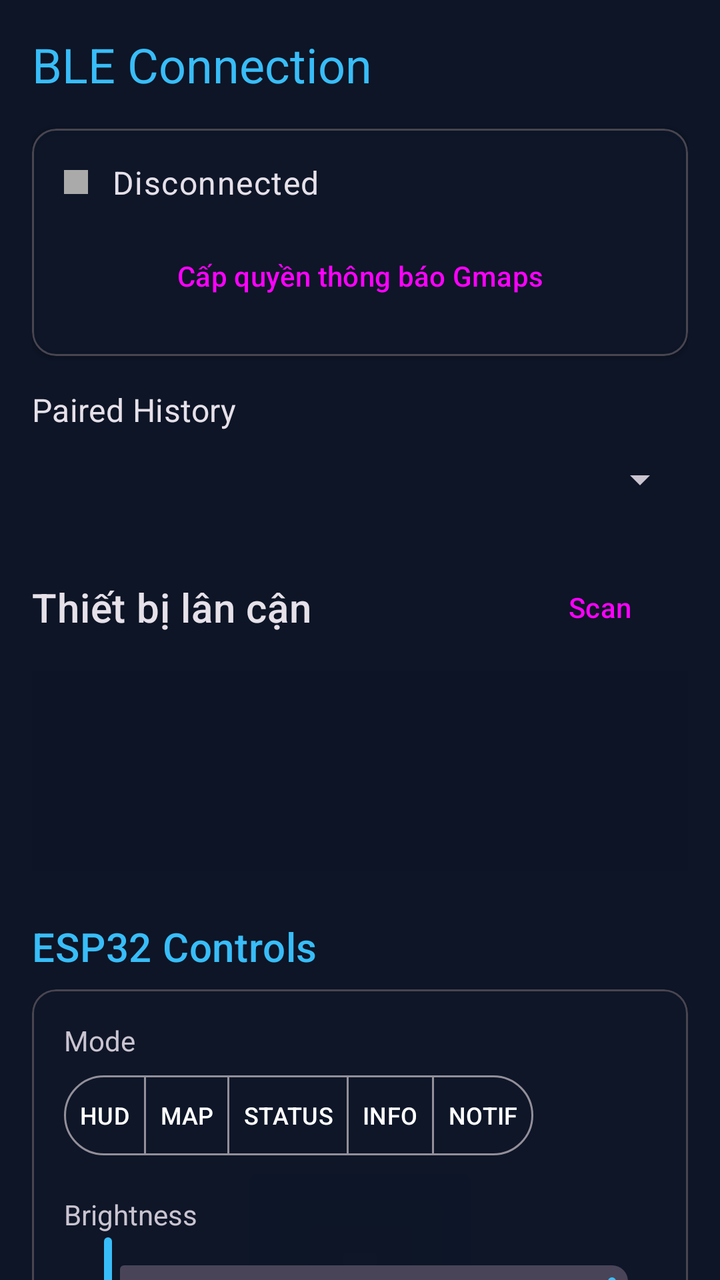
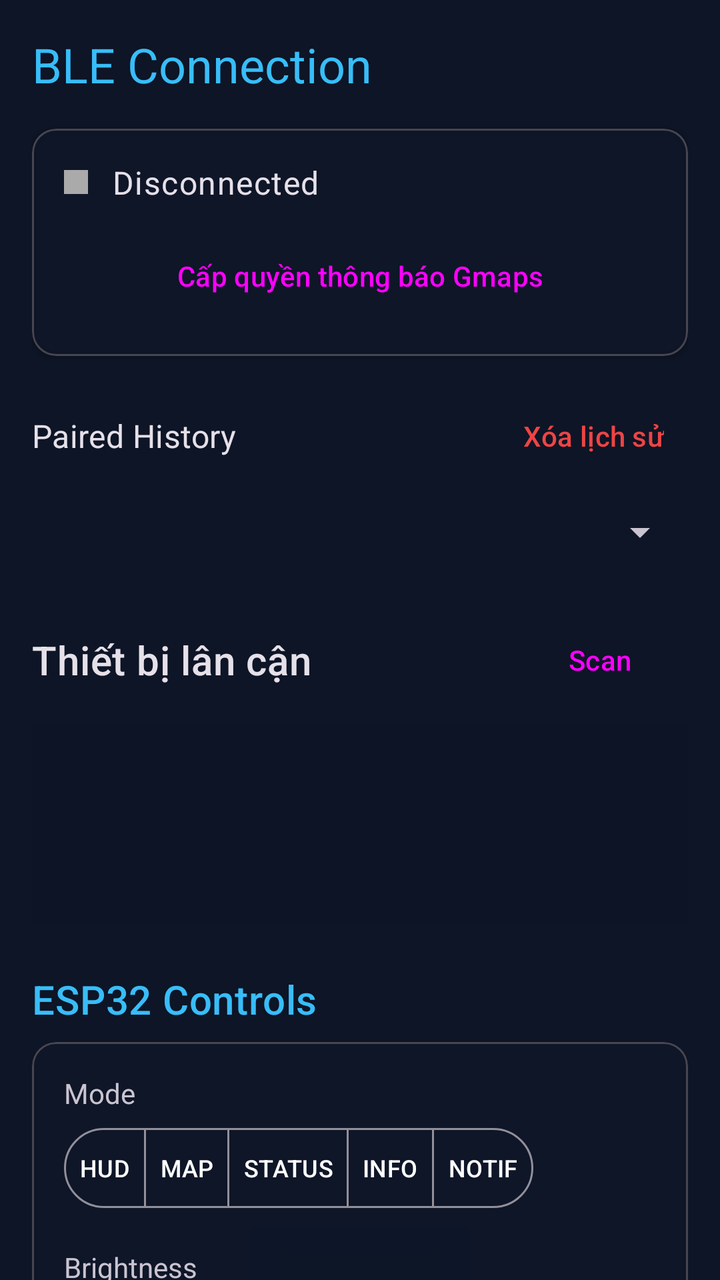

An Android layout rendered at two revisions. The XML below is the earlier revision; the diff shows what the commit changed to produce the second picture.
<!-- AndroidManifest.xml: application theme Theme.TYMAP -->
<!-- res/layout/fragment_connection.xml -->
<?xml version="1.0" encoding="utf-8"?>
<androidx.core.widget.NestedScrollView xmlns:android="http://schemas.android.com/apk/res/android"
    xmlns:app="http://schemas.android.com/apk/res-auto"
    android:layout_width="match_parent"
    android:layout_height="match_parent"
    android:background="?attr/colorSurface">

    <LinearLayout
        android:layout_width="match_parent"
        android:layout_height="wrap_content"
        android:orientation="vertical"
        android:padding="16dp">

        <TextView
            android:layout_width="wrap_content"
            android:layout_height="wrap_content"
            android:text="@string/ble_connection"
            android:textAppearance="?attr/textAppearanceHeadline5"
            android:textColor="?attr/colorPrimary" />

        
        <com.google.android.material.card.MaterialCardView
            android:id="@+id/cardStatus"
            android:layout_width="match_parent"
            android:layout_height="wrap_content"
            android:layout_marginTop="16dp"
            app:cardCornerRadius="12dp"
            app:cardElevation="2dp">

            <LinearLayout
                android:layout_width="match_parent"
                android:layout_height="wrap_content"
                android:orientation="vertical"
                android:padding="16dp">

                <LinearLayout
                    android:layout_width="match_parent"
                    android:layout_height="wrap_content"
                    android:gravity="center_vertical"
                    android:orientation="horizontal">

                    <View
                        android:id="@+id/statusIndicator"
                        android:layout_width="12dp"
                        android:layout_height="12dp"
                        android:background="@android:color/darker_gray" />

                    <TextView
                        android:id="@+id/statusText"
                        android:layout_width="0dp"
                        android:layout_height="wrap_content"
                        android:layout_marginStart="12dp"
                        android:layout_weight="1"
                        android:text="@string/disconnected"
                        android:textAppearance="?attr/textAppearanceBody1" />

                    <Button
                        android:id="@+id/btnDisconnect"
                        style="@style/Widget.Material3.Button.TextButton"
                        android:layout_width="wrap_content"
                        android:layout_height="wrap_content"
                        android:text="@string/disconnect"
                        android:visibility="gone" />
                </LinearLayout>

                <LinearLayout
                    android:id="@+id/layoutDeviceInfo"
                    android:layout_width="match_parent"
                    android:layout_height="wrap_content"
                    android:layout_marginTop="8dp"
                    android:orientation="vertical"
                    android:visibility="gone">

                    <TextView
                        android:id="@+id/tvDeviceName"
                        android:layout_width="wrap_content"
                        android:layout_height="wrap_content"
                        android:textAppearance="?attr/textAppearanceSubtitle1" />

                    <LinearLayout
                        android:layout_width="match_parent"
                        android:layout_height="wrap_content"
                        android:layout_marginTop="4dp"
                        android:orientation="horizontal">

                        <TextView
                            android:id="@+id/tvRssi"
                            android:layout_width="wrap_content"
                            android:layout_height="wrap_content"
                            android:text="RSSI: -- dBm" />

                        <TextView
                            android:id="@+id/tvVoltage"
                            android:layout_width="wrap_content"
                            android:layout_height="wrap_content"
                            android:layout_marginStart="16dp"
                            android:text="Battery: --V" />

                        <TextView
                            android:id="@+id/tvEspMode"
                            android:layout_width="wrap_content"
                            android:layout_height="wrap_content"
                            android:layout_marginStart="16dp"
                            android:text="Mode: --" />
                    </LinearLayout>
                </LinearLayout>

                <Button
                    android:id="@+id/btnNotificationAccess"
                    style="@style/Widget.Material3.Button.TonalButton"
                    android:layout_width="match_parent"
                    android:layout_height="wrap_content"
                    android:layout_marginTop="12dp"
                    android:text="Cấp quyền thông báo Gmaps"
                    app:icon="@drawable/ic_settings" />
            </LinearLayout>
        </com.google.android.material.card.MaterialCardView>

        
        <com.google.android.material.card.MaterialCardView
            android:id="@+id/cardHudPreview"
            android:layout_width="match_parent"
            android:layout_height="wrap_content"
            android:layout_marginTop="16dp"
            app:cardCornerRadius="12dp"
            app:cardElevation="4dp"
            app:strokeWidth="1dp"
            app:strokeColor="?attr/colorPrimary"
            android:visibility="gone">

            <LinearLayout
                android:layout_width="match_parent"
                android:layout_height="wrap_content"
                android:orientation="vertical"
                android:padding="16dp"
                android:background="#1A000000">

                <TextView
                    android:layout_width="wrap_content"
                    android:layout_height="wrap_content"
                    android:text="Dữ liệu HUD gửi ESP32"
                    android:textAppearance="?attr/textAppearanceOverline"
                    android:textColor="?attr/colorPrimary" />

                <LinearLayout
                    android:layout_width="match_parent"
                    android:layout_height="wrap_content"
                    android:layout_marginTop="8dp"
                    android:gravity="center_vertical"
                    android:orientation="horizontal">

                    <ImageView
                        android:id="@+id/ivHudIconPreview"
                        android:layout_width="64dp"
                        android:layout_height="64dp"
                        android:padding="8dp"
                        android:src="@drawable/ic_directions"
                        app:tint="?attr/colorPrimary" />

                    <LinearLayout
                        android:layout_width="0dp"
                        android:layout_height="wrap_content"
                        android:layout_marginStart="16dp"
                        android:layout_weight="1"
                        android:orientation="vertical">

                        <TextView
                            android:id="@+id/tvHudRoadPreview"
                            android:layout_width="wrap_content"
                            android:layout_height="wrap_content"
                            android:text="Tên đường"
                            android:textAppearance="?attr/textAppearanceHeadline6"
                            android:textStyle="bold" />

                        <TextView
                            android:id="@+id/tvHudDistPreview"
                            android:layout_width="wrap_content"
                            android:layout_height="wrap_content"
                            android:text="-- m"
                            android:textAppearance="?attr/textAppearanceSubtitle1" />
                    </LinearLayout>
                </LinearLayout>

                <View
                    android:layout_width="match_parent"
                    android:layout_height="1dp"
                    android:layout_marginVertical="12dp"
                    android:background="#22000000" />

                <LinearLayout
                    android:layout_width="match_parent"
                    android:layout_height="wrap_content"
                    android:orientation="horizontal">

                    <TextView
                        android:id="@+id/tvHudEtaPreview"
                        android:layout_width="0dp"
                        android:layout_height="wrap_content"
                        android:layout_weight="1"
                        android:text="ETA: --:--"
                        android:textAppearance="?attr/textAppearanceBody2" />

                    <TextView
                        android:id="@+id/tvHudEtePreview"
                        android:layout_width="wrap_content"
                        android:layout_height="wrap_content"
                        android:text="Còn lại: -- phút"
                        android:textAppearance="?attr/textAppearanceBody2" />
                </LinearLayout>
            </LinearLayout>
        </com.google.android.material.card.MaterialCardView>

        
        <TextView
            android:layout_width="wrap_content"
            android:layout_height="wrap_content"
            android:layout_marginTop="16dp"
            android:text="@string/paired_history"
            android:textAppearance="?attr/textAppearanceSubtitle1" />
        <Spinner
            android:id="@+id/spinnerHistory"
            android:layout_width="match_parent"
            android:layout_height="48dp" />

        <LinearLayout
            android:layout_width="match_parent"
            android:layout_height="wrap_content"
            android:layout_marginTop="16dp"
            android:gravity="center_vertical"
            android:orientation="horizontal">

            <TextView
                android:layout_width="0dp"
                android:layout_height="wrap_content"
                android:layout_weight="1"
                android:text="Thiết bị lân cận"
                android:textAppearance="?attr/textAppearanceHeadline6" />

            <ProgressBar
                android:id="@+id/scanProgress"
                android:layout_width="24dp"
                android:layout_height="24dp"
                android:layout_marginEnd="8dp"
                android:visibility="gone" />

            <Button
                android:id="@+id/btnScan"
                style="@style/Widget.Material3.Button.TonalButton"
                android:layout_width="wrap_content"
                android:layout_height="wrap_content"
                android:text="@string/scan" />
        </LinearLayout>

        <androidx.recyclerview.widget.RecyclerView
            android:id="@+id/rvDevices"
            android:layout_width="match_parent"
            android:layout_height="wrap_content"
            android:minHeight="100dp"
            android:layout_marginTop="8dp"
            android:background="#08000000"
            android:nestedScrollingEnabled="false" />

        
        <TextView
            android:layout_width="wrap_content"
            android:layout_height="wrap_content"
            android:layout_marginTop="24dp"
            android:text="@string/esp32_controls"
            android:textAppearance="?attr/textAppearanceHeadline6"
            android:textColor="?attr/colorPrimary" />

        <com.google.android.material.card.MaterialCardView
            android:layout_width="match_parent"
            android:layout_height="wrap_content"
            android:layout_marginTop="8dp"
            app:cardCornerRadius="12dp"
            app:cardElevation="1dp">

            <LinearLayout
                android:layout_width="match_parent"
                android:layout_height="wrap_content"
                android:orientation="vertical"
                android:padding="16dp">

                <TextView
                    android:layout_width="wrap_content"
                    android:layout_height="wrap_content"
                    android:text="@string/mode" />

                <HorizontalScrollView
                    android:layout_width="match_parent"
                    android:layout_height="wrap_content"
                    android:scrollbars="none"
                    android:overScrollMode="never"
                    android:layout_marginTop="4dp">

                    <com.google.android.material.button.MaterialButtonToggleGroup
                        android:id="@+id/toggleEspMode"
                        android:layout_width="wrap_content"
                        android:layout_height="wrap_content"
                        app:singleSelection="true">

                        <com.google.android.material.button.MaterialButton
                            android:id="@+id/btnHudMode"
                            style="@style/Widget.Material3.Button.OutlinedButton"
                            android:layout_width="wrap_content"
                            android:layout_height="wrap_content"
                            android:minWidth="0dp"
                            android:paddingHorizontal="8dp"
                            android:textSize="12sp"
                            android:text="HUD" />

                        <com.google.android.material.button.MaterialButton
                            android:id="@+id/btnMapMode"
                            style="@style/Widget.Material3.Button.OutlinedButton"
                            android:layout_width="wrap_content"
                            android:layout_height="wrap_content"
                            android:minWidth="0dp"
                            android:paddingHorizontal="8dp"
                            android:textSize="12sp"
                            android:text="MAP" />

                        <com.google.android.material.button.MaterialButton
                            android:id="@+id/btnStatusMode"
                            style="@style/Widget.Material3.Button.OutlinedButton"
                            android:layout_width="wrap_content"
                            android:layout_height="wrap_content"
                            android:minWidth="0dp"
                            android:paddingHorizontal="8dp"
                            android:textSize="12sp"
                            android:text="STATUS" />

                        <com.google.android.material.button.MaterialButton
                            android:id="@+id/btnInfoMode"
                            style="@style/Widget.Material3.Button.OutlinedButton"
                            android:layout_width="wrap_content"
                            android:layout_height="wrap_content"
                            android:minWidth="0dp"
                            android:paddingHorizontal="8dp"
                            android:textSize="12sp"
                            android:text="INFO" />

                        <com.google.android.material.button.MaterialButton
                            android:id="@+id/btnNotifMode"
                            style="@style/Widget.Material3.Button.OutlinedButton"
                            android:layout_width="wrap_content"
                            android:layout_height="wrap_content"
                            android:minWidth="0dp"
                            android:paddingHorizontal="8dp"
                            android:textSize="12sp"
                            android:text="NOTIF" />
                    </com.google.android.material.button.MaterialButtonToggleGroup>
                </HorizontalScrollView>

                <TextView
                    android:layout_width="wrap_content"
                    android:layout_height="wrap_content"
                    android:layout_marginTop="16dp"
                    android:text="@string/brightness" />

                <com.google.android.material.slider.Slider
                    android:id="@+id/sliderBrightness"
                    android:layout_width="match_parent"
                    android:layout_height="wrap_content"
                    android:valueFrom="0"
                    android:valueTo="100" />

                <Button
                    android:id="@+id/btnRefresh"
                    style="@style/Widget.Material3.Button.TextButton"
                    android:layout_width="wrap_content"
                    android:layout_height="wrap_content"
                    android:text="@string/refresh"
                    app:icon="@drawable/ic_layers" />

                <com.google.android.material.divider.MaterialDivider
                    android:layout_width="match_parent"
                    android:layout_height="wrap_content"
                    android:layout_marginVertical="8dp" />

                <TextView
                    android:id="@+id/tvAdvanced"
                    android:layout_width="match_parent"
                    android:layout_height="wrap_content"
                    android:clickable="true"
                    android:focusable="true"
                    android:text="@string/advanced_controls"
                    android:textAppearance="?attr/textAppearanceSubtitle2"
                    app:drawableEndCompat="@drawable/ic_add" />

                <LinearLayout
                    android:id="@+id/layoutAdvanced"
                    android:layout_width="match_parent"
                    android:layout_height="wrap_content"
                    android:orientation="vertical"
                    android:visibility="gone">

                    <Button
                        android:id="@+id/btnPing"
                        style="@style/Widget.Material3.Button.TextButton"
                        android:layout_width="wrap_content"
                        android:layout_height="wrap_content"
                        android:text="@string/ping" />

                    <Button
                        android:id="@+id/btnRestartEsp"
                        style="@style/Widget.Material3.Button.TextButton"
                        android:layout_width="wrap_content"
                        android:layout_height="wrap_content"
                        android:text="@string/restart_esp32"
                        android:textColor="?attr/colorError" />

                    <LinearLayout
                        android:layout_width="match_parent"
                        android:layout_height="wrap_content"
                        android:orientation="horizontal">
                        <Button
                            android:id="@+id/btnRemoteZoomIn"
                            style="@style/Widget.Material3.Button.TextButton"
                            android:layout_width="wrap_content"
                            android:layout_height="wrap_content"
                            android:text="Zoom In"
                            app:icon="@drawable/ic_add" />
                        <Button
                            android:id="@+id/btnRemoteZoomOut"
                            style="@style/Widget.Material3.Button.TextButton"
                            android:layout_width="wrap_content"
                            android:layout_height="wrap_content"
                            android:text="Zoom Out"
                            app:icon="@drawable/ic_remove" />
                    </LinearLayout>
                </LinearLayout>
            </LinearLayout>
        </com.google.android.material.card.MaterialCardView>

        
        <TextView
            android:layout_width="wrap_content"
            android:layout_height="wrap_content"
            android:layout_marginTop="24dp"
            android:text="@string/api_services"
            android:textAppearance="?attr/textAppearanceHeadline6"
            android:textColor="?attr/colorPrimary" />

        <androidx.recyclerview.widget.RecyclerView
            android:id="@+id/rvApiServices"
            android:layout_width="match_parent"
            android:layout_height="wrap_content"
            android:layout_marginTop="8dp" />

        
        <LinearLayout
            android:layout_width="match_parent"
            android:layout_height="wrap_content"
            android:layout_marginTop="24dp"
            android:gravity="center_vertical"
            android:orientation="horizontal">

            <TextView
                android:layout_width="0dp"
                android:layout_height="wrap_content"
                android:layout_weight="1"
                android:text="@string/event_log"
                android:textAppearance="?attr/textAppearanceHeadline6" />

            <com.google.android.material.switchmaterial.SwitchMaterial
                android:id="@+id/switchShowLog"
                android:layout_width="wrap_content"
                android:layout_height="wrap_content"
                android:checked="false"
                android:text="Hiện"
                android:textSize="12sp" />
        </LinearLayout>

        <LinearLayout
            android:id="@+id/layoutLogContainer"
            android:layout_width="match_parent"
            android:layout_height="wrap_content"
            android:orientation="vertical"
            android:visibility="gone">

            <LinearLayout
                android:layout_width="match_parent"
                android:layout_height="wrap_content"
                android:orientation="horizontal">

                <com.google.android.material.button.MaterialButton
                    android:id="@+id/btnPauseLog"
                    style="@style/Widget.Material3.Button.TonalButton"
                    android:layout_width="0dp"
                    android:layout_height="wrap_content"
                    android:layout_weight="1"
                    android:layout_marginEnd="4dp"
                    android:text="Tạm dừng cuộn"
                    android:textSize="12sp"
                    app:icon="@drawable/ic_stop" />

                <com.google.android.material.button.MaterialButton
                    android:id="@+id/btnClearLogs"
                    style="@style/Widget.Material3.Button.TonalButton"
                    android:layout_width="0dp"
                    android:layout_height="wrap_content"
                    android:layout_weight="1"
                    android:layout_marginStart="4dp"
                    android:text="@string/clear_log"
                    android:textSize="12sp"
                    app:icon="@drawable/ic_delete" />
            </LinearLayout>

            <androidx.recyclerview.widget.RecyclerView
                android:id="@+id/rvLogs"
                android:layout_width="match_parent"
                android:layout_height="300dp"
                android:layout_marginTop="8dp"
                android:background="#08000000"
                android:nestedScrollingEnabled="true" />
        </LinearLayout>
    </LinearLayout>
</androidx.core.widget.NestedScrollView>
<!-- resources referenced by this layout -->
<resources>
  <!-- drawable ic_add (drawable) -->
  <vector xmlns:android="http://schemas.android.com/apk/res/android"
      android:width="24dp"
      android:height="24dp"
      android:viewportWidth="24"
      android:viewportHeight="24">
    <path
        android:fillColor="@android:color/black"
        android:pathData="M19,13h-6v6h-2v-6H5v-2h6V5h2v6h6v2z"/>
  </vector>
  <!-- drawable ic_delete (drawable) -->
  <vector xmlns:android="http://schemas.android.com/apk/res/android"
      android:width="24dp"
      android:height="24dp"
      android:viewportWidth="24"
      android:viewportHeight="24"
      android:tint="?attr/colorControlNormal">
    <path
        android:fillColor="@android:color/white"
        android:pathData="M6,19c0,1.1 0.9,2 2,2h8c1.1,0 2,-0.9 2,-2V7H6v12zM19,4h-3.5l-1,-1h-5l-1,1H5v2h14V4z"/>
  </vector>
  <!-- drawable ic_directions (drawable) -->
  <vector xmlns:android="http://schemas.android.com/apk/res/android"
      android:width="24dp"
      android:height="24dp"
      android:viewportWidth="24"
      android:viewportHeight="24">
    <path
        android:fillColor="@android:color/black"
        android:pathData="M21.71,11.29l-9,-9c-0.39,-0.39 -1.02,-0.39 -1.41,0l-9,9c-0.39,0.39 -0.39,1.02 0,1.41l9,9c0.39,0.39 1.02,0.39 1.41,0l9,-9C22.1,12.31 22.1,11.68 21.71,11.29zM14,14.5V12h-4v3H8v-4c0,-0.55 0.45,-1 1,-1h5V7.5l3.5,3.5L14,14.5z"/>
  </vector>
  <!-- drawable ic_layers (drawable) -->
  <vector xmlns:android="http://schemas.android.com/apk/res/android"
      android:width="24dp"
      android:height="24dp"
      android:viewportWidth="24"
      android:viewportHeight="24">
    <path
        android:fillColor="@android:color/black"
        android:pathData="M11.99,18.54l-7.37,-5.73L3,14.07l9,7 9,-7 -1.63,-1.27zM12,16l7.36,-5.73L21,9l-9,-7 -9,7 1.63,1.27z"/>
  </vector>
  <!-- drawable ic_remove (drawable) -->
  <vector xmlns:android="http://schemas.android.com/apk/res/android"
      android:width="24dp"
      android:height="24dp"
      android:viewportWidth="24"
      android:viewportHeight="24">
    <path
        android:fillColor="@android:color/black"
        android:pathData="M19,13H5v-2h14v2z"/>
  </vector>
  <!-- drawable ic_stop (drawable) -->
  <vector xmlns:android="http://schemas.android.com/apk/res/android"
      android:width="24dp"
      android:height="24dp"
      android:viewportWidth="24"
      android:viewportHeight="24">
    <path
        android:fillColor="@android:color/black"
        android:pathData="M6,6h12v12H6z"/>
  </vector>
  <string name="advanced_controls">Advanced Controls</string>
  <string name="api_services">API Services</string>
  <string name="ble_connection">BLE Connection</string>
  <string name="brightness">Brightness</string>
  <string name="clear_log">Clear Log</string>
  <string name="disconnect">Disconnect</string>
  <string name="disconnected">Disconnected</string>
  <string name="esp32_controls">ESP32 Controls</string>
  <string name="event_log">Event Log</string>
  <string name="mode">Mode</string>
  <string name="paired_history">Paired History</string>
  <string name="ping">Ping</string>
  <string name="refresh">Refresh</string>
  <string name="restart_esp32">Restart ESP32</string>
  <string name="scan">Scan</string>
  <color name="colorAccentCyan">#38BDF8</color>
  <color name="white">#FFFFFFFF</color>
  <color name="colorBackgroundDeep">#090D16</color>
  <color name="colorSurfaceGlass">#D90F172A</color>
  <!-- unchanged entries left out for length: 2 -->
</resources>

<!-- the commit's change to res/layout/fragment_connection.xml (unified diff, before → after) -->
@@ -211,12 +211,29 @@
         </com.google.android.material.card.MaterialCardView>
 
         
-        <TextView
-            android:layout_width="wrap_content"
+        <LinearLayout
+            android:layout_width="match_parent"
             android:layout_height="wrap_content"
             android:layout_marginTop="16dp"
-            android:text="@string/paired_history"
-            android:textAppearance="?attr/textAppearanceSubtitle1" />
+            android:gravity="center_vertical"
+            android:orientation="horizontal">
+
+            <TextView
+                android:layout_width="0dp"
+                android:layout_height="wrap_content"
+                android:layout_weight="1"
+                android:text="@string/paired_history"
+                android:textAppearance="?attr/textAppearanceSubtitle1" />
+
+            <Button
+                android:id="@+id/btnClearHistory"
+                style="@style/Widget.Material3.Button.TextButton"
+                android:layout_width="wrap_content"
+                android:layout_height="wrap_content"
+                android:textColor="#EF4444"
+                android:text="Xóa lịch sử" />
+        </LinearLayout>
+
         <Spinner
             android:id="@+id/spinnerHistory"
             android:layout_width="match_parent"
